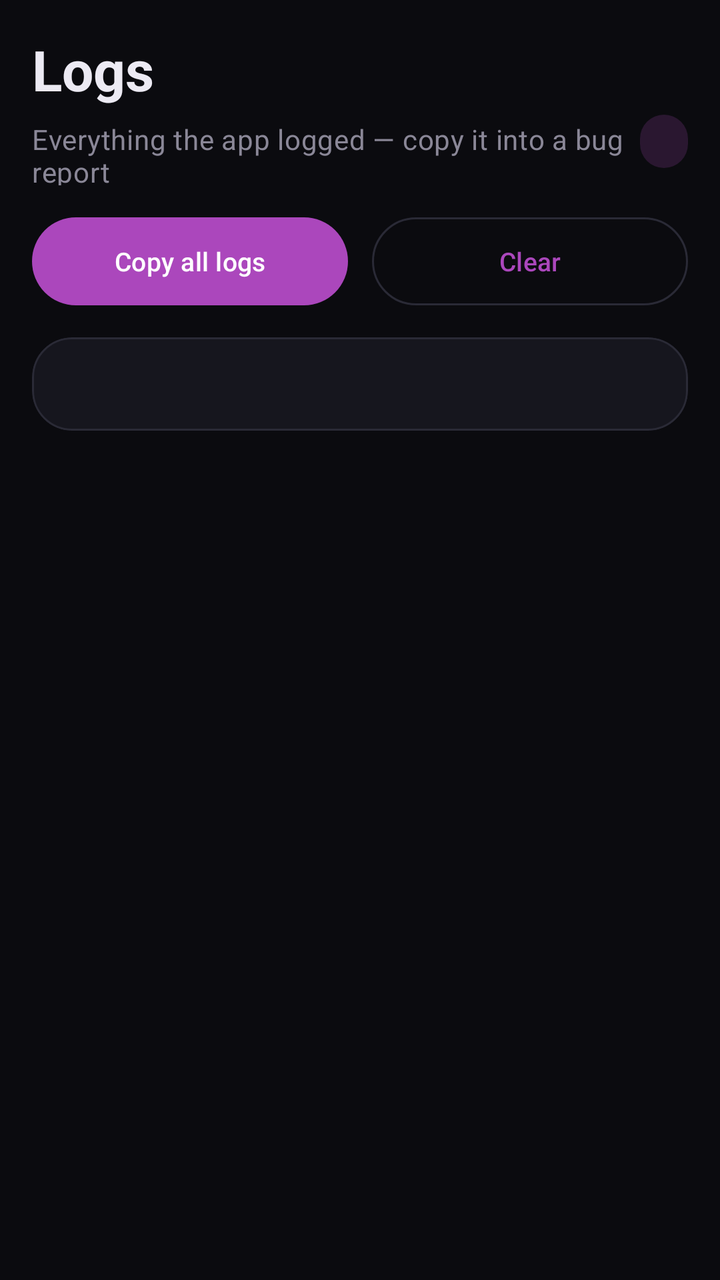
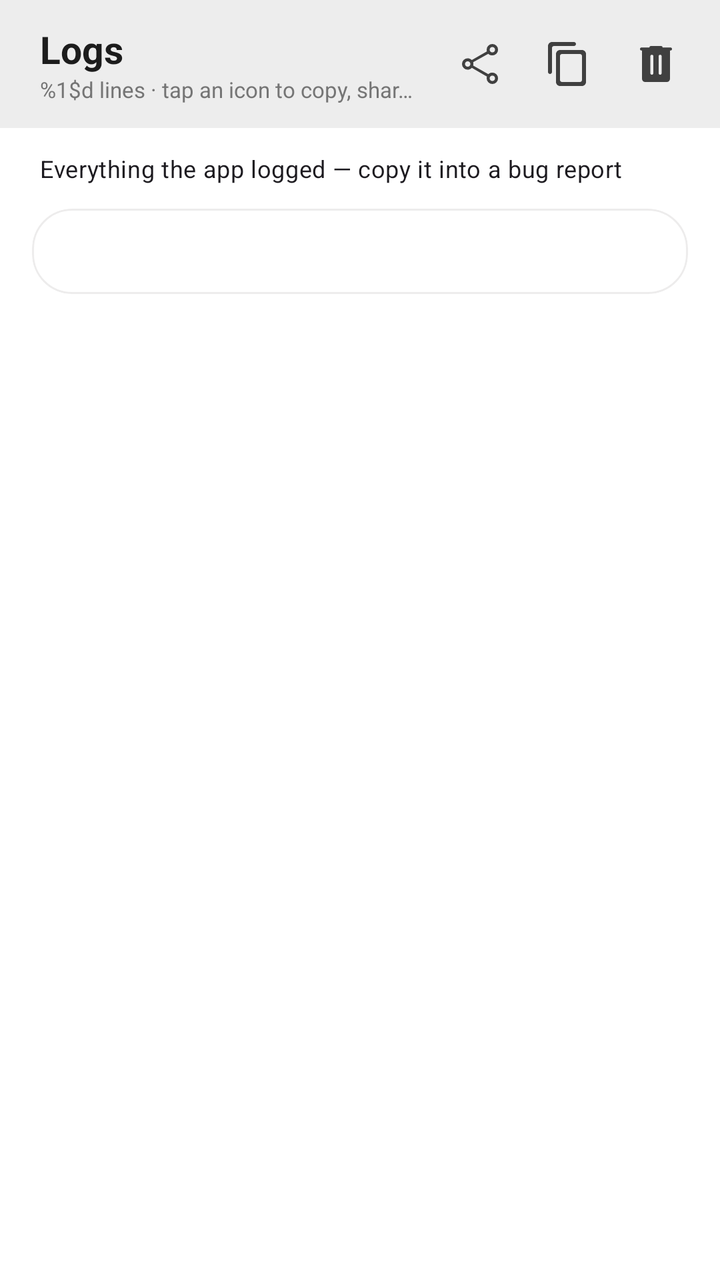

Two renders of the same Android screen: before a commit and after it. Below are the layout's source before the change and the commit's diff.
<!-- AndroidManifest.xml: application theme Theme.Opx -->
<!-- res/layout/fragment_logs.xml -->
<?xml version="1.0" encoding="utf-8"?>
<LinearLayout xmlns:android="http://schemas.android.com/apk/res/android"
    xmlns:app="http://schemas.android.com/apk/res-auto"
    android:layout_width="match_parent"
    android:layout_height="match_parent"
    android:background="@color/opx_bg"
    android:orientation="vertical"
    android:paddingStart="16dp"
    android:paddingTop="16dp"
    android:paddingEnd="16dp"
    android:paddingBottom="16dp">

    <TextView
        android:layout_width="wrap_content"
        android:layout_height="wrap_content"
        android:text="@string/logs_title"
        android:textAppearance="@style/OpxTitle" />

    <LinearLayout
        android:layout_width="match_parent"
        android:layout_height="wrap_content"
        android:layout_marginTop="4dp"
        android:orientation="horizontal">

        <TextView
            android:layout_width="0dp"
            android:layout_height="wrap_content"
            android:layout_weight="1"
            android:text="@string/logs_subtitle"
            android:textAppearance="@style/OpxBody" />

        <TextView
            android:id="@+id/logs_count"
            android:layout_width="wrap_content"
            android:layout_height="wrap_content"
            android:background="@drawable/wifi_chip_bg"
            android:paddingStart="12dp"
            android:paddingTop="6dp"
            android:paddingEnd="12dp"
            android:paddingBottom="6dp"
            android:textColor="@color/opx_accent"
            android:textSize="11sp" />

    </LinearLayout>

    <LinearLayout
        android:layout_width="match_parent"
        android:layout_height="wrap_content"
        android:layout_marginTop="12dp"
        android:orientation="horizontal">

        <com.google.android.material.button.MaterialButton
            android:id="@+id/logs_copy"
            android:layout_width="0dp"
            android:layout_height="52dp"
            android:layout_marginEnd="6dp"
            android:layout_weight="1"
            android:text="@string/logs_copy"
            android:textAllCaps="false"
            android:textSize="13sp"
            app:cornerRadius="24dp" />

        <com.google.android.material.button.MaterialButton
            android:id="@+id/logs_clear"
            style="@style/Widget.Material3.Button.OutlinedButton"
            android:layout_width="0dp"
            android:layout_height="52dp"
            android:layout_marginStart="6dp"
            android:layout_weight="1"
            android:text="@string/logs_clear"
            android:textAllCaps="false"
            android:textSize="13sp"
            app:cornerRadius="24dp" />

    </LinearLayout>

    <ScrollView
        android:layout_width="match_parent"
        android:layout_height="0dp"
        android:layout_marginTop="12dp"
        android:layout_weight="1">

        <com.google.android.material.card.MaterialCardView
            style="@style/OpxCard"
            android:layout_width="match_parent"
            android:layout_height="wrap_content">

            <TextView
                android:id="@+id/logs_text"
                android:layout_width="match_parent"
                android:layout_height="wrap_content"
                android:lineSpacingExtra="2dp"
                android:padding="16dp"
                android:textColor="@color/opx_muted"
                android:textIsSelectable="true"
                android:textSize="11sp" />

        </com.google.android.material.card.MaterialCardView>

    </ScrollView>

</LinearLayout>
<!-- resources referenced by this layout -->
<resources>
  <color name="opx_accent">#AB47BC</color>
  <color name="opx_bg">#0B0B0F</color>
  <color name="opx_muted">#8A8797</color>
  <!-- drawable wifi_chip_bg (drawable) -->
  <?xml version="1.0" encoding="utf-8"?>
  <shape xmlns:android="http://schemas.android.com/apk/res/android"
      android:shape="rectangle">
      <solid android:color="@color/opx_accent_soft" />
      <corners android:radius="14dp" />
  </shape>
  <style name="OpxBody" parent="TextAppearance.Material3.BodyMedium">
          <item name="android:textColor">@color/opx_muted</item>
      </style>
  <style name="OpxCard" parent="Widget.Material3.CardView.Filled">
          <item name="cardBackgroundColor">@color/opx_surface</item>
          <item name="cardCornerRadius">20dp</item>
          <item name="cardElevation">0dp</item>
          <item name="strokeColor">@color/opx_stroke</item>
          <item name="strokeWidth">1dp</item>
      </style>
  <style name="OpxTitle" parent="TextAppearance.Material3.HeadlineMedium">
          <item name="android:textStyle">bold</item>
          <item name="android:textColor">@color/opx_text</item>
      </style>
  <style name="Theme.Opx" parent="Theme.Material3.Dark.NoActionBar">
          <item name="colorPrimary">@color/opx_accent</item>
          <item name="colorOnPrimary">#FFFFFF</item>
          <item name="colorPrimaryContainer">@color/opx_accent_soft</item>
          <item name="colorOnPrimaryContainer">@color/opx_text</item>
          <item name="colorSecondary">@color/opx_accent</item>
          <item name="colorSurface">@color/opx_surface</item>
          <item name="colorSurfaceVariant">@color/opx_surface_alt</item>
          <item name="colorOnSurface">@color/opx_text</item>
          <item name="colorOnSurfaceVariant">@color/opx_muted</item>
          <item name="colorOutline">@color/opx_stroke</item>
          <item name="android:colorBackground">@color/opx_bg</item>
          <item name="android:statusBarColor">@color/opx_bg</item>
          <item name="android:navigationBarColor">@color/opx_bg</item>
          <item name="android:windowLightStatusBar">false</item>
          <item name="android:textColorPrimary">@color/opx_text</item>
      </style>
  <color name="opx_accent_soft">#2A1730</color>
  <color name="opx_surface">#16161E</color>
  <color name="opx_stroke">#2A2A36</color>
  <color name="opx_text">#ECEAF3</color>
  <color name="opx_surface_alt">#1E1E28</color>
  <!-- unchanged entries left out for length: 4 -->
</resources>

<!-- the commit's change to res/layout/fragment_logs.xml (unified diff, before → after) -->
@@ -3,81 +3,95 @@
     xmlns:app="http://schemas.android.com/apk/res-auto"
     android:layout_width="match_parent"
     android:layout_height="match_parent"
-    android:background="@color/opx_bg"
-    android:orientation="vertical"
-    android:paddingStart="16dp"
-    android:paddingTop="16dp"
-    android:paddingEnd="16dp"
-    android:paddingBottom="16dp">
-
-    <TextView
-        android:layout_width="wrap_content"
-        android:layout_height="wrap_content"
-        android:text="@string/logs_title"
-        android:textAppearance="@style/OpxTitle" />
+    android:background="@color/light_contrast"
+    android:orientation="vertical">
 
     <LinearLayout
         android:layout_width="match_parent"
-        android:layout_height="wrap_content"
-        android:layout_marginTop="4dp"
-        android:orientation="horizontal">
+        android:layout_height="?attr/actionBarSize"
+        android:background="@color/toolbar_color"
+        android:gravity="center_vertical"
+        android:orientation="horizontal"
+        android:paddingStart="20dp"
+        android:paddingEnd="12dp">
 
-        <TextView
+        <LinearLayout
             android:layout_width="0dp"
             android:layout_height="wrap_content"
+            android:layout_marginEnd="8dp"
             android:layout_weight="1"
-            android:text="@string/logs_subtitle"
-            android:textAppearance="@style/OpxBody" />
+            android:orientation="vertical">
 
-        <TextView
-            android:id="@+id/logs_count"
-            android:layout_width="wrap_content"
-            android:layout_height="wrap_content"
-            android:background="@drawable/wifi_chip_bg"
-            android:paddingStart="12dp"
-            android:paddingTop="6dp"
-            android:paddingEnd="12dp"
-            android:paddingBottom="6dp"
-            android:textColor="@color/opx_accent"
-            android:textSize="11sp" />
+            <TextView
+                android:layout_width="wrap_content"
+                android:layout_height="wrap_content"
+                android:singleLine="true"
+                android:text="@string/logs_title"
+                android:textColor="@color/night_contrast_2"
+                android:textSize="19sp"
+                android:textStyle="bold" />
 
+            <TextView
+                android:id="@+id/logs_count"
+                android:layout_width="wrap_content"
+                android:layout_height="wrap_content"
+                android:singleLine="true"
+                android:text="@string/logs_count"
+                android:textColor="@color/grey"
+                android:textSize="11sp" />
+        </LinearLayout>
+
+        <ImageView
+            android:id="@+id/logs_share"
+            android:layout_width="40dp"
+            android:layout_height="40dp"
+            android:background="?attr/selectableItemBackgroundBorderless"
+            android:contentDescription="@string/logs_share"
+            android:padding="8dp"
+            android:src="@drawable/share"
+            app:tint="@color/night_contrast" />
+
+        <ImageView
+            android:id="@+id/logs_copy"
+            android:layout_width="40dp"
+            android:layout_height="40dp"
+            android:layout_marginStart="4dp"
+            android:background="?attr/selectableItemBackgroundBorderless"
+            android:contentDescription="@string/logs_copy"
+            android:padding="8dp"
+            android:src="@drawable/copy"
+            app:tint="@color/night_contrast" />
+
+        <ImageView
+            android:id="@+id/logs_clear"
+            android:layout_width="40dp"
+            android:layout_height="40dp"
+            android:layout_marginStart="4dp"
+            android:background="?attr/selectableItemBackgroundBorderless"
+            android:contentDescription="@string/logs_clear"
+            android:padding="8dp"
+            android:src="@drawable/delete"
+            app:tint="@color/night_contrast" />
     </LinearLayout>
 
-    <LinearLayout
+    <TextView
         android:layout_width="match_parent"
         android:layout_height="wrap_content"
+        android:layout_marginStart="20dp"
         android:layout_marginTop="12dp"
-        android:orientation="horizontal">
-
-        <com.google.android.material.button.MaterialButton
-            android:id="@+id/logs_copy"
-            android:layout_width="0dp"
-            android:layout_height="52dp"
-            android:layout_marginEnd="6dp"
-            android:layout_weight="1"
-            android:text="@string/logs_copy"
-            android:textAllCaps="false"
-            android:textSize="13sp"
-            app:cornerRadius="24dp" />
-
-        <com.google.android.material.button.MaterialButton
-            android:id="@+id/logs_clear"
-            style="@style/Widget.Material3.Button.OutlinedButton"
-            android:layout_width="0dp"
-            android:layout_height="52dp"
-            android:layout_marginStart="6dp"
-            android:layout_weight="1"
-            android:text="@string/logs_clear"
-            android:textAllCaps="false"
-            android:textSize="13sp"
-            app:cornerRadius="24dp" />
-
-    </LinearLayout>
+        android:layout_marginEnd="20dp"
+        android:text="@string/logs_subtitle"
+        android:textAppearance="@style/OpxBody"
+        android:textSize="12sp" />
 
     <ScrollView
+        android:id="@+id/logs_scroll"
         android:layout_width="match_parent"
         android:layout_height="0dp"
         android:layout_marginTop="12dp"
+        android:layout_marginBottom="16dp"
+        android:layout_marginStart="16dp"
+        android:layout_marginEnd="16dp"
         android:layout_weight="1">
 
         <com.google.android.material.card.MaterialCardView
@@ -89,14 +103,14 @@
                 android:id="@+id/logs_text"
                 android:layout_width="match_parent"
                 android:layout_height="wrap_content"
+                android:fontFamily="monospace"
                 android:lineSpacingExtra="2dp"
-                android:padding="16dp"
-                android:textColor="@color/opx_muted"
+                android:padding="14dp"
+                android:textColor="@color/night_contrast"
                 android:textIsSelectable="true"
                 android:textSize="11sp" />
 
         </com.google.android.material.card.MaterialCardView>
-
     </ScrollView>
 
 </LinearLayout>
<!-- resource entries referenced after the edit -->
@@ -1,51 +1,83 @@
 <!-- resources referenced by this layout -->
 <resources>
-  <color name="opx_accent">#AB47BC</color>
-  <color name="opx_bg">#0B0B0F</color>
-  <color name="opx_muted">#8A8797</color>
-  <!-- drawable wifi_chip_bg (drawable) -->
-  <?xml version="1.0" encoding="utf-8"?>
-  <shape xmlns:android="http://schemas.android.com/apk/res/android"
-      android:shape="rectangle">
-      <solid android:color="@color/opx_accent_soft" />
-      <corners android:radius="14dp" />
-  </shape>
+  <color name="grey">#757575</color>
+  <color name="light_contrast">#FFFFFF</color>
+  <color name="night_contrast">#404040</color>
+  <color name="night_contrast_2">#1C1C1C</color>
+  <color name="toolbar_color">#ededed</color>
+  <!-- drawable copy (drawable) -->
+  <vector xmlns:android="http://schemas.android.com/apk/res/android"
+      android:width="24dp"
+      android:height="24dp"
+      android:tint="#000000"
+      android:viewportWidth="24"
+      android:viewportHeight="24">
+      <path
+          android:fillColor="@android:color/white"
+          android:pathData="M15,1L4,1c-1.1,0 -2,0.9 -2,2v13c0,0.55 0.45,1 1,1s1,-0.45 1,-1L4,4c0,-0.55 0.45,-1 1,-1h10c0.55,0 1,-0.45 1,-1s-0.45,-1 -1,-1zM19,5L8,5c-1.1,0 -2,0.9 -2,2v14c0,1.1 0.9,2 2,2h11c1.1,0 2,-0.9 2,-2L21,7c0,-1.1 -0.9,-2 -2,-2zM18,21L9,21c-0.55,0 -1,-0.45 -1,-1L8,8c0,-0.55 0.45,-1 1,-1h9c0.55,0 1,0.45 1,1v12c0,0.55 -0.45,1 -1,1z" />
+  </vector>
+  <!-- drawable delete (drawable) -->
+  <vector xmlns:android="http://schemas.android.com/apk/res/android"
+      android:width="48dp"
+      android:height="48dp"
+      android:tint="?attr/colorControlNormal"
+      android:viewportWidth="48"
+      android:viewportHeight="48">
+      <path
+          android:fillColor="@android:color/white"
+          android:pathData="M13.05,42Q11.85,42 10.95,41.1Q10.05,40.2 10.05,39V10.5H9.5Q8.85,10.5 8.425,10.075Q8,9.65 8,9Q8,8.35 8.425,7.925Q8.85,7.5 9.5,7.5H17.4Q17.4,6.85 17.825,6.425Q18.25,6 18.9,6H29.1Q29.75,6 30.175,6.425Q30.6,6.85 30.6,7.5H38.5Q39.15,7.5 39.575,7.925Q40,8.35 40,9Q40,9.65 39.575,10.075Q39.15,10.5 38.5,10.5H37.95V39Q37.95,40.2 37.05,41.1Q36.15,42 34.95,42ZM18.35,33.2Q18.35,33.85 18.775,34.275Q19.2,34.7 19.85,34.7Q20.5,34.7 20.925,34.275Q21.35,33.85 21.35,33.2V16.25Q21.35,15.6 20.925,15.175Q20.5,14.75 19.85,14.75Q19.2,14.75 18.775,15.175Q18.35,15.6 18.35,16.25ZM26.65,33.2Q26.65,33.85 27.075,34.275Q27.5,34.7 28.15,34.7Q28.8,34.7 29.225,34.275Q29.65,33.85 29.65,33.2V16.25Q29.65,15.6 29.225,15.175Q28.8,14.75 28.15,14.75Q27.5,14.75 27.075,15.175Q26.65,15.6 26.65,16.25Z" />
+  </vector>
+  <!-- drawable share: vector/xml drawable (drawable, 2117 chars, omitted) -->
+  <string name="logs_count">%1$d lines · tap an icon to copy, share or clear</string>
+  <string name="logs_share">Share logs</string>
   <style name="OpxBody" parent="TextAppearance.Material3.BodyMedium">
-          <item name="android:textColor">@color/opx_muted</item>
+          <item name="android:textColor">@color/grey</item>
+          <item name="android:textSize">13sp</item>
       </style>
   <style name="OpxCard" parent="Widget.Material3.CardView.Filled">
-          <item name="cardBackgroundColor">@color/opx_surface</item>
+          <item name="cardBackgroundColor">@color/light_contrast</item>
           <item name="cardCornerRadius">20dp</item>
           <item name="cardElevation">0dp</item>
-          <item name="strokeColor">@color/opx_stroke</item>
+          <item name="strokeColor">@color/light_lite_contrast</item>
           <item name="strokeWidth">1dp</item>
       </style>
-  <style name="OpxTitle" parent="TextAppearance.Material3.HeadlineMedium">
-          <item name="android:textStyle">bold</item>
-          <item name="android:textColor">@color/opx_text</item>
+  <style name="Theme.Opx" parent="Theme.Material3.Light.NoActionBar">
+          <item name="colorPrimary">@color/stryker_accent</item>
+          <item name="colorPrimaryDark">@color/toolbar_color</item>
+          <item name="colorPrimaryVariant">@color/stryker_accent</item>
+          <item name="colorOnPrimary">@android:color/white</item>
+          <item name="colorSecondary">@color/stryker_accent</item>
+          <item name="colorSecondaryVariant">@color/stryker_accent_contrast</item>
+          <item name="colorOnSecondary">@color/stryker_accent_contrast</item>
+          <item name="colorSurface">@color/light_contrast</item>
+          <item name="colorSurfaceVariant">@color/light_lite_contrast</item>
+          <item name="colorOnSurface">@color/night_contrast_2</item>
+          <item name="colorOnSurfaceVariant">@color/grey</item>
+          <item name="colorOutline">@color/light_lite_contrast</item>
+          <item name="android:colorBackground">@color/light_contrast</item>
+          <item name="android:statusBarColor">@color/toolbar_color</item>
+          <item name="android:navigationBarColor">@color/toolbar_color</item>
+          <item name="android:windowLightStatusBar">true</item>
+          <item name="android:windowLightNavigationBar">true</item>
+          <item name="android:textColorPrimary">@color/night_contrast_2</item>
+          <item name="android:textViewStyle">@style/Widget.Opx.TextView</item>
+          <item name="android:buttonStyle">@style/Widget.Opx.Button</item>
+          <item name="materialCardViewStyle">@style/Widget.Opx.CardView</item>
       </style>
-  <style name="Theme.Opx" parent="Theme.Material3.Dark.NoActionBar">
-          <item name="colorPrimary">@color/opx_accent</item>
-          <item name="colorOnPrimary">#FFFFFF</item>
-          <item name="colorPrimaryContainer">@color/opx_accent_soft</item>
-          <item name="colorOnPrimaryContainer">@color/opx_text</item>
-          <item name="colorSecondary">@color/opx_accent</item>
-          <item name="colorSurface">@color/opx_surface</item>
-          <item name="colorSurfaceVariant">@color/opx_surface_alt</item>
-          <item name="colorOnSurface">@color/opx_text</item>
-          <item name="colorOnSurfaceVariant">@color/opx_muted</item>
-          <item name="colorOutline">@color/opx_stroke</item>
-          <item name="android:colorBackground">@color/opx_bg</item>
-          <item name="android:statusBarColor">@color/opx_bg</item>
-          <item name="android:navigationBarColor">@color/opx_bg</item>
-          <item name="android:windowLightStatusBar">false</item>
-          <item name="android:textColorPrimary">@color/opx_text</item>
+  <color name="light_lite_contrast">#EDECEC</color>
+  <color name="stryker_accent">#1565C0</color>
+  <color name="stryker_accent_contrast">#304FFE</color>
+  <style name="Widget.Opx.TextView" parent="android:TextAppearance.Material.Widget.TextView">
+          <item name="android:fontFamily">sans-serif</item>
       </style>
-  <color name="opx_accent_soft">#2A1730</color>
-  <color name="opx_surface">#16161E</color>
-  <color name="opx_stroke">#2A2A36</color>
-  <color name="opx_text">#ECEAF3</color>
-  <color name="opx_surface_alt">#1E1E28</color>
+  <style name="Widget.Opx.Button" parent="Widget.Material3.Button">
+          <item name="android:fontFamily">sans-serif</item>
+          <item name="android:textColor">@android:color/white</item>
+      </style>
+  <style name="Widget.Opx.CardView" parent="Widget.Material3.CardView.Filled">
+          <item name="android:backgroundTint">@color/dialog_background_color</item>
+      </style>
+  <color name="dialog_background_color">#FFFFFFFF</color>
   <!-- unchanged entries left out for length: 4 -->
 </resources>
 
